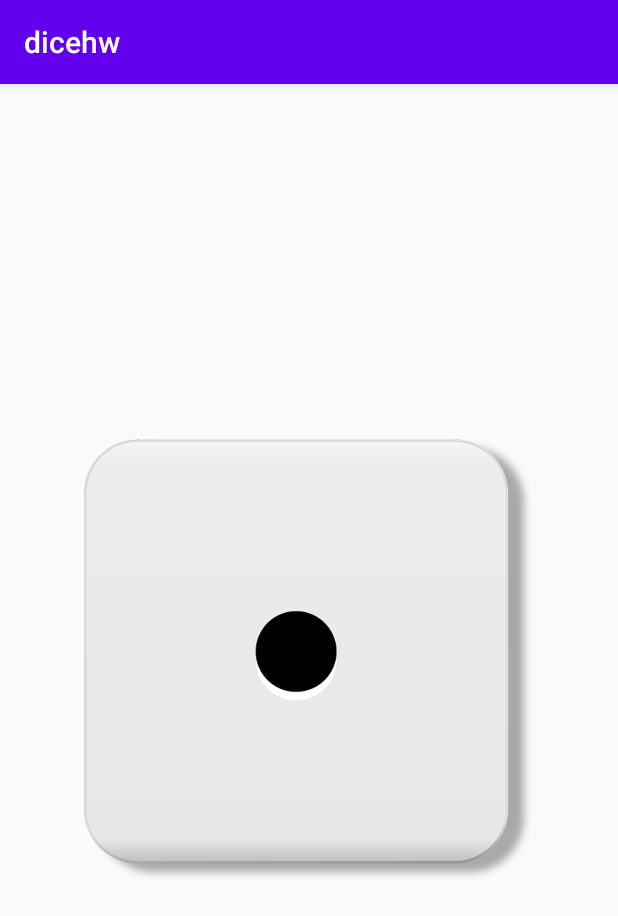
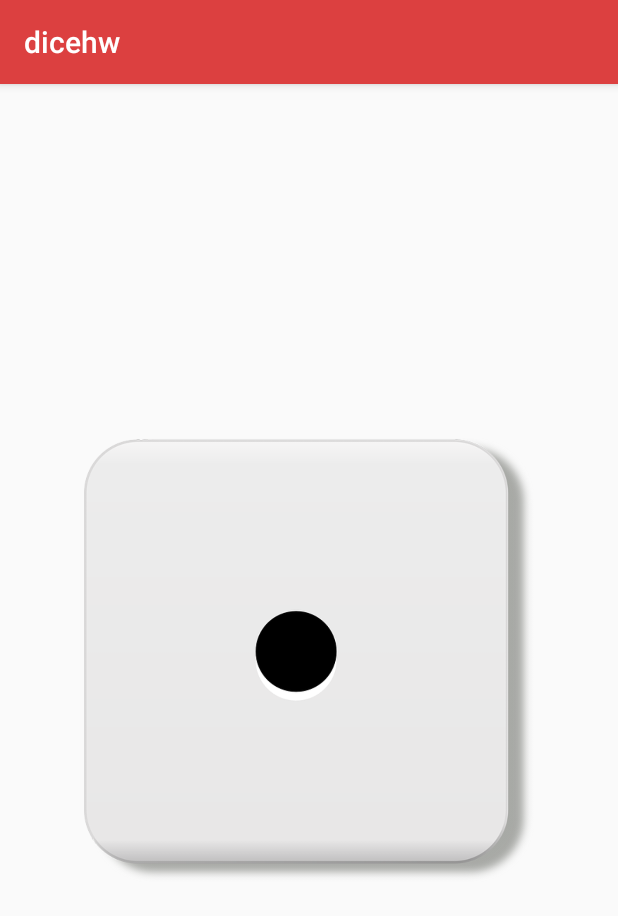
Before and after one commit to SeanLogsdon/dicehw, an Android app: the screen it shows after launch (MainActivity), on a phone screen of 412 x 824 dp. Shown: the top 916 px of the screen. Run offline under Robolectric (Android 15) with nearby library versions, the phone set to English and light mode, and no system bars.

Commit message:
Changed theme of app.

```diff
--- a/app/src/main/res/values/colors.xml
+++ b/app/src/main/res/values/colors.xml
@@ -5,4 +5,5 @@
     <color name="colorAccent">#03DAC5</color>
     <color name="BigRed">#DC4040</color>
     <color name="BluesClues">#396AE6</color>
+    <color name="AmericaWhite">#FFFCFC</color>
 </resources>
--- a/app/src/main/res/values/styles.xml
+++ b/app/src/main/res/values/styles.xml
@@ -2,9 +2,9 @@
     <!-- Base application theme. -->
     <style name="AppTheme" parent="Theme.AppCompat.Light.DarkActionBar">
         <!-- Customize your theme here. -->
-        <item name="colorPrimary">@color/colorPrimary</item>
-        <item name="colorPrimaryDark">@color/colorPrimaryDark</item>
-        <item name="colorAccent">@color/colorAccent</item>
+        <item name="colorPrimary">@color/BigRed</item>
+        <item name="colorPrimaryDark">@color/BluesClues</item>
+        <item name="colorAccent">@color/AmericaWhite</item>
     </style>
 
     <style name="SplashTheme" parent="Theme.AppCompat.NoActionBar">
```
